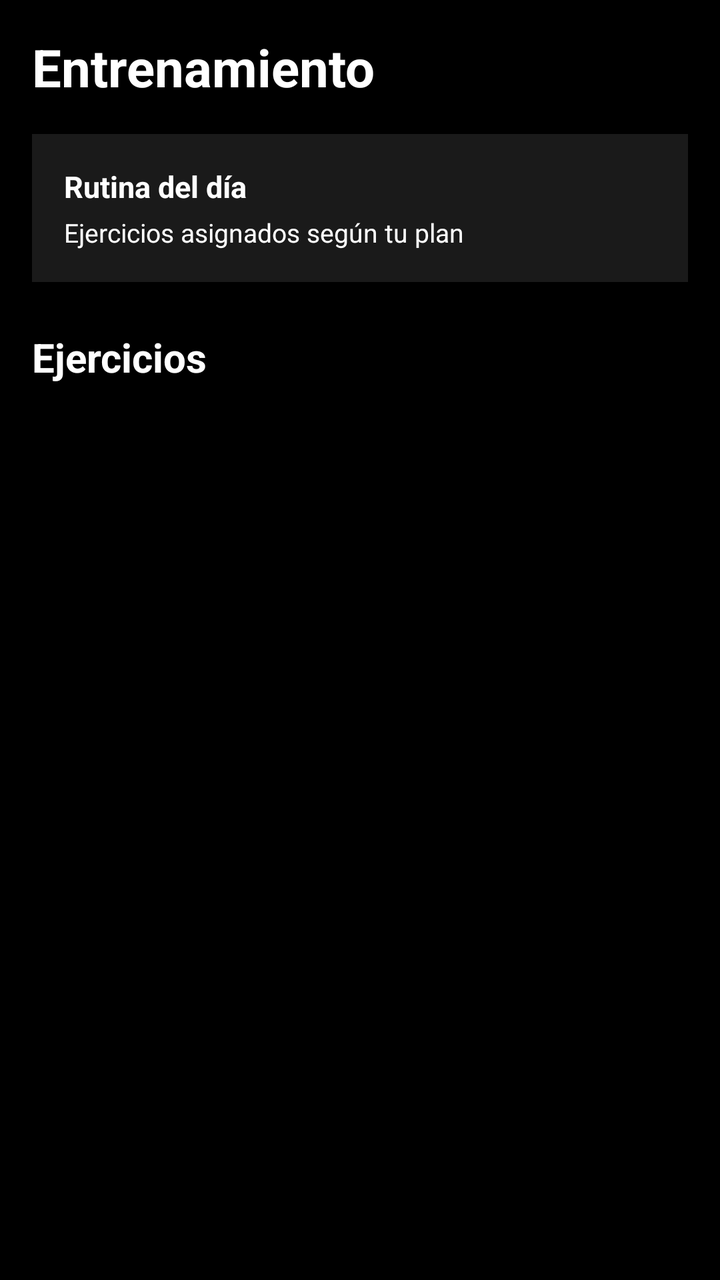
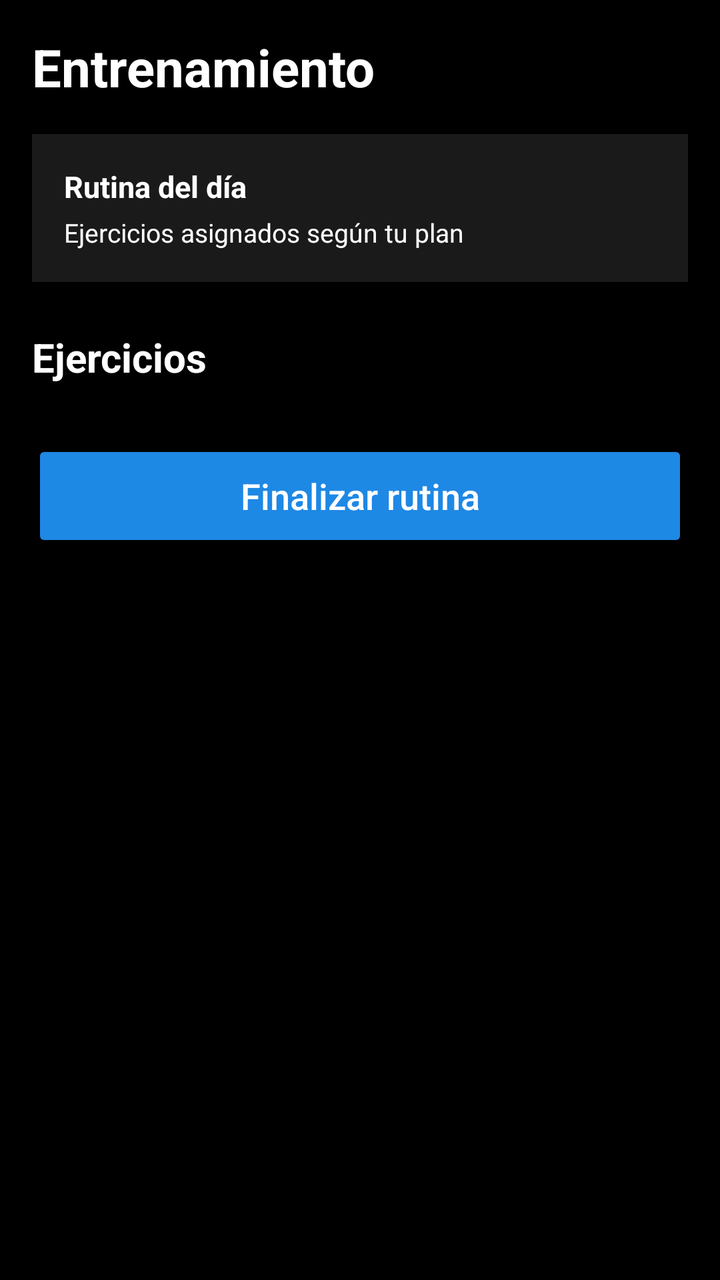

Before-and-after screenshots of an Android layout around one commit, followed by the original layout XML and the change that was made.
<!-- AndroidManifest.xml: application theme Theme.WinterArc -->
<!-- res/layout/activity_training_list.xml -->
<?xml version="1.0" encoding="utf-8"?>
<ScrollView xmlns:android="http://schemas.android.com/apk/res/android"
    xmlns:app="http://schemas.android.com/apk/res-auto"
    android:layout_width="match_parent"
    android:layout_height="match_parent"
    android:background="@color/bg">
    <LinearLayout
        android:layout_width="match_parent"
        android:layout_height="wrap_content"
        android:orientation="vertical"
        android:padding="16dp">
        <TextView
            android:text="Entrenamiento"
            android:textColor="@color/text"
            android:textSize="26sp"
            android:textStyle="bold"
            android:layout_marginBottom="16dp"
            android:layout_width="wrap_content"
            android:layout_height="wrap_content"/>

        <LinearLayout
            android:id="@+id/cardSelectorDia"
            android:layout_width="match_parent"
            android:layout_height="wrap_content"
            android:background="@color/card"
            android:orientation="vertical"
            android:padding="16dp"
            android:layout_marginBottom="24dp"
            android:clickable="true"
            android:focusable="true">
            <TextView
                android:id="@+id/tvDiaActual"
                android:text="Rutina del día"
                android:textColor="@color/text"
                android:textSize="15sp"
                android:textStyle="bold"
                android:layout_width="wrap_content"
                android:layout_height="wrap_content"/>
            <TextView
                android:text="Ejercicios asignados según tu plan"
                android:textColor="@color/text"
                android:textSize="13sp"
                android:layout_marginTop="4dp"
                android:layout_width="wrap_content"
                android:layout_height="wrap_content"/>
        </LinearLayout>

        <TextView
            android:text="Ejercicios"
            android:textColor="@color/text"
            android:textSize="20sp"
            android:textStyle="bold"
            android:layout_marginBottom="12dp"
            android:layout_width="wrap_content"
            android:layout_height="wrap_content"/>

        <LinearLayout
            android:id="@+id/containerEjercicios"
            android:layout_width="match_parent"
            android:layout_height="wrap_content"
            android:orientation="vertical"/>
    </LinearLayout>
</ScrollView>
<!-- resources referenced by this layout -->
<resources>
  <color name="bg">#000000</color>
  <color name="card">#1A1A1A</color>
  <color name="text">#FFFFFF</color>
  <style name="Theme.WinterArc" parent="Theme.MaterialComponents.DayNight.NoActionBar">
          <item name="colorPrimary">@color/accent</item>
          <item name="colorPrimaryDark">@color/bg</item>
          <item name="colorAccent">@color/accent</item>
          <item name="android:windowBackground">@color/bg</item>
      </style>
  <color name="accent">#1E88E5</color>
</resources>

<!-- the commit's change to res/layout/activity_training_list.xml (unified diff, before → after) -->
@@ -59,5 +59,16 @@
             android:layout_width="match_parent"
             android:layout_height="wrap_content"
             android:orientation="vertical"/>
+
+        <Button
+            android:id="@+id/btnFinalizarRutina"
+            android:layout_width="match_parent"
+            android:layout_height="56dp"
+            android:layout_marginTop="16dp"
+            android:text="Finalizar rutina"
+            android:textColor="@color/text"
+            android:textSize="18sp"
+            android:textAllCaps="false"
+            android:backgroundTint="@color/accent"/>
     </LinearLayout>
 </ScrollView>
<!-- resource entries referenced after the edit -->
@@ -1,5 +1,6 @@
 <!-- resources referenced by this layout -->
 <resources>
+  <color name="accent">#1E88E5</color>
   <color name="bg">#000000</color>
   <color name="card">#1A1A1A</color>
   <color name="text">#FFFFFF</color>
@@ -9,6 +10,5 @@
           <item name="colorAccent">@color/accent</item>
           <item name="android:windowBackground">@color/bg</item>
       </style>
-  <color name="accent">#1E88E5</color>
 </resources>
 
